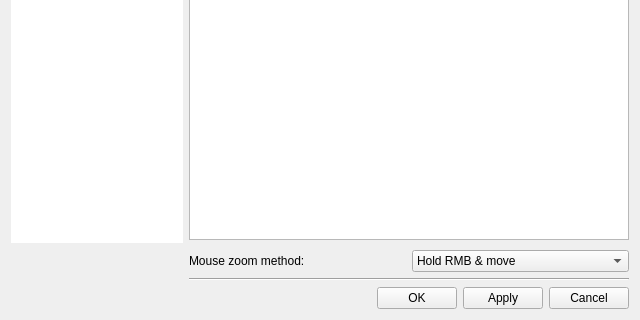
Before: the Qt Designer form qimgv/gui/dialogs/settingsdialog.ui in do-i/thumbgrid, drawn with Qt 5; both pictures show x 0 to 640 and y 240 to 560 of the 640 by 560 pixel window.
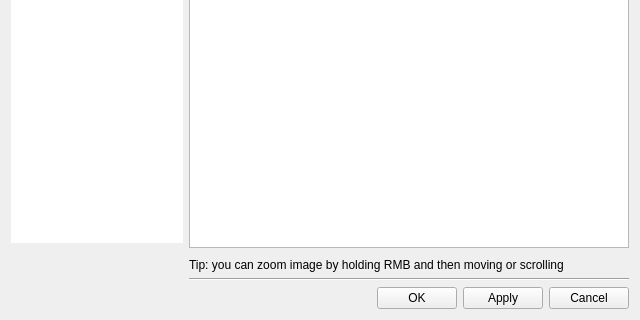
After: the same form once the commit is applied. Custom widgets are drawn as their Qt base class.

Commit message: remove zoom method option, both methods are usable at the same time #157

```diff
--- a/qimgv/gui/dialogs/settingsdialog.ui
+++ b/qimgv/gui/dialogs/settingsdialog.ui
@@ -2443,17 +2443,9 @@
             </spacer>
            </item>
            <item>
-            <layout class="QHBoxLayout" name="horizontalLayout_8">
-             <property name="leftMargin">
-              <number>0</number>
-             </property>
-             <property name="topMargin">
-              <number>0</number>
-             </property>
-             <item>
               <widget class="QLabel" name="label_21">
                <property name="text">
-                <string>Mouse zoom method:</string>
+              <string>Tip: you can zoom image by holding RMB and then moving or scrolling</string>
                </property>
                <property name="textFormat">
                 <enum>Qt::PlainText</enum>
@@ -2465,22 +2457,6 @@
                 <set>Qt::NoTextInteraction</set>
                </property>
               </widget>
-             </item>
-             <item>
-              <widget class="QComboBox" name="mouseZoomMethodComboBox">
-               <item>
-                <property name="text">
-                 <string>Hold RMB &amp; move</string>
-                </property>
-               </item>
-               <item>
-                <property name="text">
-                 <string>Hold RMB &amp; scroll</string>
-                </property>
-               </item>
-              </widget>
-             </item>
-            </layout>
            </item>
           </layout>
          </widget>
```
Left out of the diff: 10 changed lines with no effect on the pictures. Lines whose indentation alone changed are shown as unchanged. The commit also changes 5 other files.
